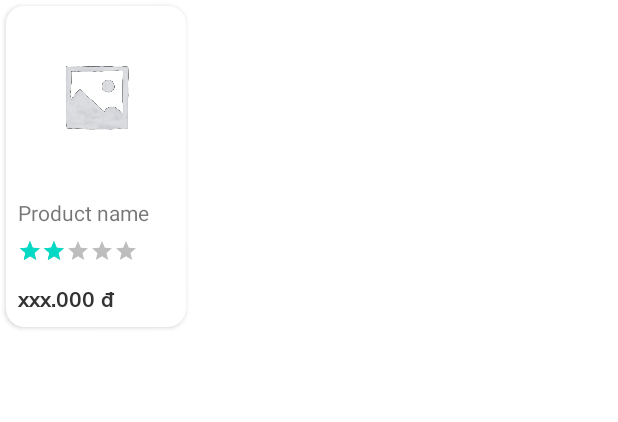
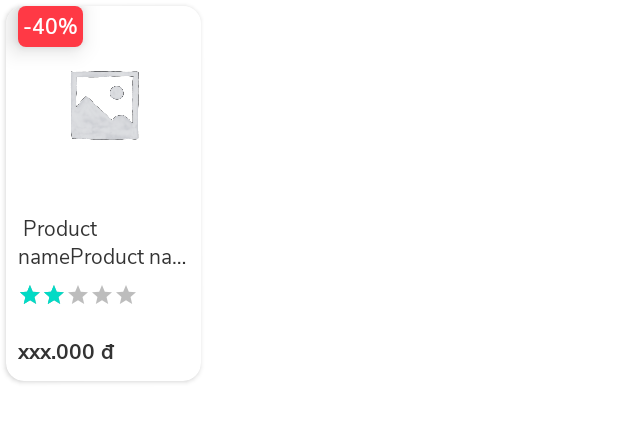
Before and after one commit to dungnguyenBKA/Tipee, an Android app: the layout item_category_1.xml on its own in the app's theme, with its tools: preview values and no code run, on a phone screen of 412 x 824 dp. Shown: the top 422 px of the screen. Run offline under Robolectric (Android 15) with nearby library versions, the phone set to English and light mode, and no system bars; network calls fail.

Commit message:
modify homepage

```diff
--- a/app/src/main/java/com/example/tipee/network/TipeeApi.kt
+++ b/app/src/main/java/com/example/tipee/network/TipeeApi.kt
@@ -2,13 +2,14 @@ package com.example.tipee.network
 
 import com.example.tipee.model.BaseResponse
 import com.example.tipee.model.ProductDetail
+import com.example.tipee.model.response.HomepageItem
 import io.reactivex.rxjava3.core.Observable
 import retrofit2.http.GET
 import retrofit2.http.Path
 
 interface TipeeApi {
-    @GET("")
-    fun getHomepage() : Observable<BaseResponse<Any>>
+    @GET("homepage")
+    fun getHomepage() : Observable<List<HomepageItem>>
 
     @GET("products/{productId}")
     fun getProductDetail(@Path("productId") id: String) : Observable<ProductDetail>
--- a/app/src/main/java/com/example/tipee/screen/main/MainActivity.kt
+++ b/app/src/main/java/com/example/tipee/screen/main/MainActivity.kt
@@ -2,14 +2,11 @@ package com.example.tipee.screen.main
 
 import android.view.View
 import android.widget.Toast
-import androidx.core.view.ViewCompat
 import com.example.tipee.R
 import com.example.tipee.base.BaseActivity
 import com.example.tipee.databinding.ActivityMainBinding
 import com.example.tipee.screen.homepage.HomePageFragment
-import com.example.tipee.screen.test.banner.TestBannerActivity
 import com.example.tipee.screen.userprofile.ProfileFragment
-import com.example.tipee.utils.*
 import java.util.*
 
 class MainActivity : BaseActivity() {
--- a/app/src/main/java/com/example/tipee/screen/productdetail/ProductDetailViewModel.kt
+++ b/app/src/main/java/com/example/tipee/screen/productdetail/ProductDetailViewModel.kt
@@ -8,7 +8,7 @@ import io.reactivex.rxjava3.android.schedulers.AndroidSchedulers
 import io.reactivex.rxjava3.schedulers.Schedulers
 
 class ProductDetailViewModel : BaseViewModel() {
-    private val api = RetrofitHelper.getInstance()
+    private val api = RetrofitHelper.getTikiInstance()
     val mProductDetail = MutableLiveData<ProductDetail>()
 
     fun loadProductDetail(id: String){
--- a/app/src/main/java/com/example/tipee/screen/shopdetail/ShopDetailViewModel.kt
+++ b/app/src/main/java/com/example/tipee/screen/shopdetail/ShopDetailViewModel.kt
@@ -8,7 +8,7 @@ import io.reactivex.rxjava3.android.schedulers.AndroidSchedulers
 import io.reactivex.rxjava3.schedulers.Schedulers
 
 class ShopDetailViewModel: BaseViewModel() {
-    private val api = RetrofitHelper.getInstance()
+    private val api = RetrofitHelper.getTikiInstance()
     val mListProduct = MutableLiveData<List<ProductDetail>>()
 
     fun loadShopDetail(id: String){
--- /dev/null
+++ b/app/src/main/res/drawable/ic_baseline_arrow_forward_24.xml
@@ -0,0 +1,5 @@
+<vector android:height="24dp" android:tint="#3499FF"
+    android:viewportHeight="24" android:viewportWidth="24"
+    android:width="24dp" xmlns:android="http://schemas.android.com/apk/res/android">
+    <path android:fillColor="@android:color/white" android:pathData="M12,4l-1.41,1.41L16.17,11H4v2h12.17l-5.58,5.59L12,20l8,-8z"/>
+</vector>
--- a/app/src/main/res/layout/content_scrolling_homepage.xml
+++ b/app/src/main/res/layout/content_scrolling_homepage.xml
@@ -1,5 +1,6 @@
 <?xml version="1.0" encoding="utf-8"?>
-<androidx.core.widget.NestedScrollView
+<com.scwang.smart.refresh.layout.SmartRefreshLayout
+    android:id="@+id/refreshLayout"
     xmlns:android="http://schemas.android.com/apk/res/android"
     xmlns:app="http://schemas.android.com/apk/res-auto"
     xmlns:tools="http://schemas.android.com/tools"
@@ -15,4 +16,4 @@
         android:layout_width="match_parent"
         android:layout_height="match_parent"/>
 
-</androidx.core.widget.NestedScrollView>
+</com.scwang.smart.refresh.layout.SmartRefreshLayout>
--- a/app/src/main/res/layout/item_category_1.xml
+++ b/app/src/main/res/layout/item_category_1.xml
@@ -3,14 +3,32 @@
     android:layout_margin="@dimen/dp_4"
     xmlns:app="http://schemas.android.com/apk/res-auto"
     xmlns:android="http://schemas.android.com/apk/res/android"
-    android:layout_width="@dimen/d_120"
+    android:layout_width="@dimen/d_130"
     android:elevation="@dimen/d_10"
     app:cardCornerRadius="@dimen/d_12"
-    android:layout_height="wrap_content">
+    android:layout_height="@dimen/d_250">
+
+    <RelativeLayout
+        android:layout_width="match_parent"
+        android:layout_height="match_parent">
+
+        <TextView
+            android:id="@+id/tvDiscount"
+            android:layout_marginStart="@dimen/d_8"
+            android:padding="@dimen/d_3"
+            android:textColor="@color/white"
+            android:fontFamily="@font/nunito_sans_semibold"
+            android:background="@drawable/btn_text_red"
+            android:elevation="@dimen/d_10"
+            android:text="-40%"
+            android:layout_alignParentStart="true"
+            android:layout_alignParentTop="true"
+            android:layout_width="wrap_content"
+            android:layout_height="wrap_content"/>
 
         <LinearLayout
             android:layout_width="match_parent"
-        android:layout_height="wrap_content"
+            android:layout_height="match_parent"
             android:orientation="vertical">
 
             <ImageView
@@ -24,12 +42,16 @@
                 android:paddingHorizontal="@dimen/d_8"
                 android:orientation="vertical"
                 android:layout_width="match_parent"
-            android:layout_height="wrap_content">
+                android:layout_height="match_parent">
 
                 <TextView
                     android:paddingVertical="@dimen/d_8"
                     android:id="@+id/tvItemName"
-                android:text="Product name"
+                    android:text=" Product nameProduct nameProduct name"
+                    android:maxLines="2"
+                    android:ellipsize="end"
+                    android:fontFamily="@font/nunito_sans"
+                    android:textColor="@color/gray_333333"
                     android:layout_width="wrap_content"
                     android:layout_height="wrap_content"/>
 
@@ -44,6 +66,8 @@
                     android:layout_height="wrap_content"/>
 
                 <TextView
+                    android:layout_marginTop="@dimen/d_5"
+                    android:id="@+id/tvPrice"
                     android:paddingVertical="@dimen/d_8"
                     android:textColor="@color/gray_333333"
                     android:fontFamily="@font/nunito_sans_bold"
@@ -53,4 +77,8 @@
             </LinearLayout>
 
         </LinearLayout>
+
+    </RelativeLayout>
+
+
 </androidx.cardview.widget.CardView>
--- a/app/src/main/res/layout/layout_loading.xml
+++ b/app/src/main/res/layout/layout_loading.xml
@@ -2,6 +2,7 @@
 <RelativeLayout xmlns:app="http://schemas.android.com/apk/res-auto"
     xmlns:android="http://schemas.android.com/apk/res/android"
     android:layout_width="match_parent"
+    android:elevation="@dimen/d_30"
     android:layout_height="match_parent">
 
     <com.airbnb.lottie.LottieAnimationView
```
Also changed, not shown: app/src/main/java/com/example/tipee/base/BaseFragment.kt (+24 -1 lines), app/src/main/java/com/example/tipee/model/response/HomepageItem.kt (added, +9 -0 lines), app/src/main/java/com/example/tipee/network/RetrofitHelper.kt (+25 -3 lines), app/src/main/java/com/example/tipee/screen/homepage/HomePageFragment.kt (+42 -5 lines), app/src/main/java/com/example/tipee/screen/homepage/HomepageViewModel.kt (+19 -3 lines), app/src/main/java/com/example/tipee/screen/homepage/adapter/Category1Adapter.kt (+27 -10 lines), app/src/main/java/com/example/tipee/screen/homepage/adapter/HomepageAdapter.kt (+14 -10 lines), app/src/main/java/com/example/tipee/utils/MoneyUtils.kt (+9 -0 lines), app/src/main/res/layout/category_1.xml (+5 -3 lines). Lines whose indentation alone changed are shown as unchanged.
